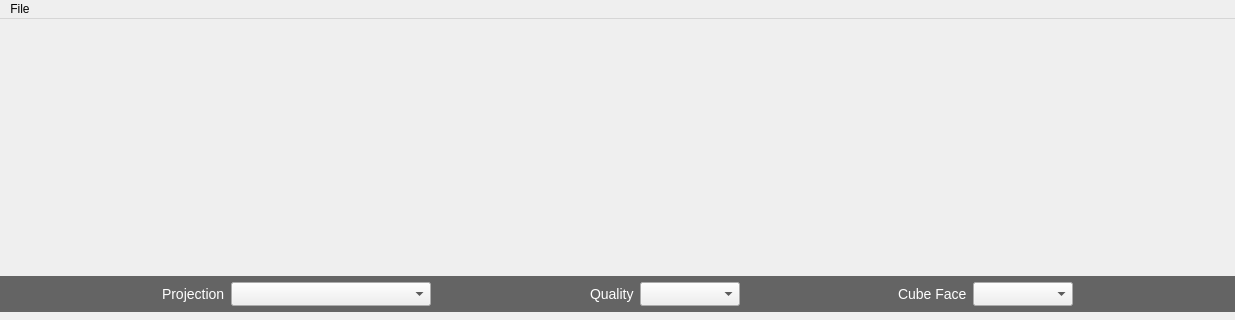
Above: aroundvision/views/mainwindow.ui from IT-Leiria/360-gui before the change; both pictures show x 0 to 1235 and y 0 to 320 of the 1235 by 570 pixel window. Below: the same form after it.
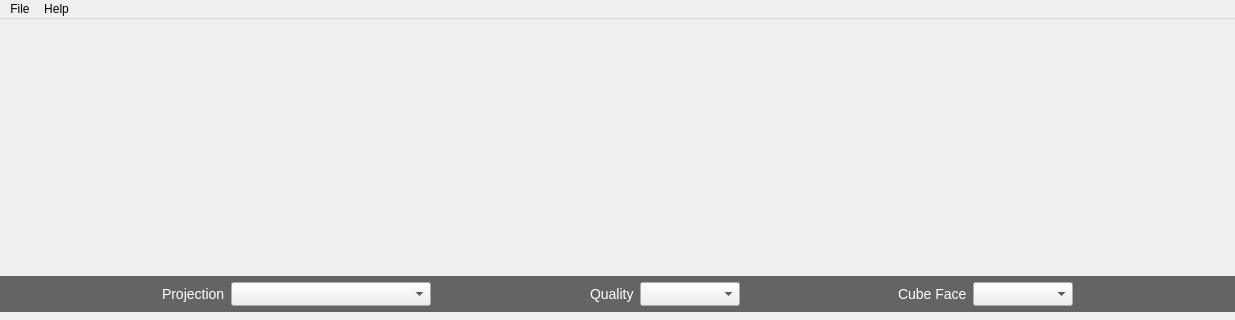
That is the form after the change.

Commit message: [AROUNDVISION-3] - added about and help to software, create sphinx documentation, fix setup installer..

Diff of the .ui file:
```diff
--- a/aroundvision/views/mainwindow.ui
+++ b/aroundvision/views/mainwindow.ui
@@ -241,7 +241,15 @@
     </property>
     <addaction name="actionLoad_Source"/>
    </widget>
+   <widget class="QMenu" name="menuHelp">
+    <property name="title">
+     <string>Help</string>
+    </property>
+    <addaction name="actionHelp"/>
+    <addaction name="actionAbout"/>
+   </widget>
    <addaction name="menuLoad_Source"/>
+   <addaction name="menuHelp"/>
   </widget>
   <action name="actionLoad_Source">
    <property name="text">
```
Left out of the diff: 10 changed lines with no effect on the pictures. The commit also changes 88 other files.
